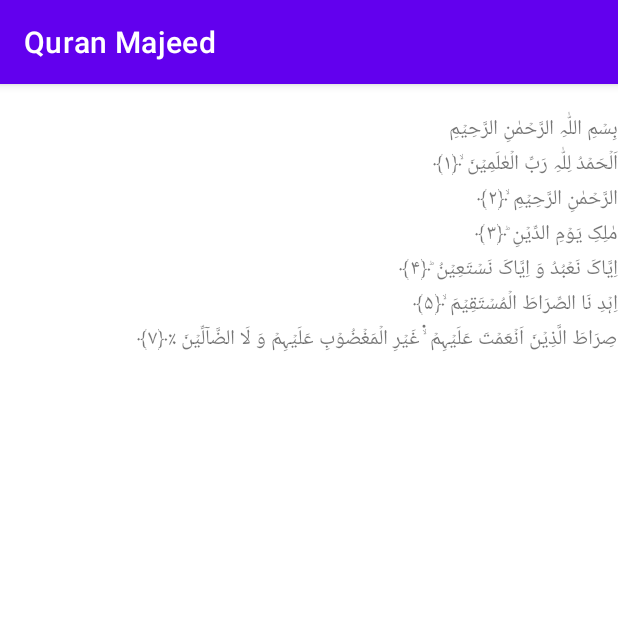
After one commit to Wajeeha-Fatima/Quran-Majeed, an Android app: the MainActivity4 screen opened directly, with no data from a screen before it, on a phone screen of 412 x 824 dp, the top half of it. The commit adds this screen. Run offline under Robolectric (Android 15) with nearby library versions, the phone set to English and light mode, and no system bars.

Commit message:
added ayat

```diff
--- /dev/null
+++ b/app/src/main/java/com/example/quranmajeed/MainActivity4.java
@@ -0,0 +1,36 @@
+package com.example.quranmajeed;
+
+import androidx.appcompat.app.AppCompatActivity;
+
+import android.os.Bundle;
+import android.widget.LinearLayout;
+import android.widget.TextView;
+
+public class MainActivity4 extends AppCompatActivity {
+
+    public String[] QuranArabicText = {
+            "بِسۡمِ اللّٰہِ الرَّحۡمٰنِ الرَّحِیۡمِ",
+            "اَلۡحَمۡدُ لِلّٰہِ رَبِّ الۡعٰلَمِیۡنَ ۙ﴿۱﴾",
+            "الرَّحۡمٰنِ الرَّحِیۡمِ ۙ﴿۲﴾",
+            "مٰلِکِ یَوۡمِ الدِّیۡنِ ؕ﴿۳﴾",
+            "اِیَّاکَ نَعۡبُدُ وَ اِیَّاکَ نَسۡتَعِیۡنُ ؕ﴿۴﴾",
+            "اِہۡدِ نَا الصِّرَاطَ الۡمُسۡتَقِیۡمَ ۙ﴿۵﴾",
+            "صِرَاطَ الَّذِیۡنَ اَنۡعَمۡتَ عَلَیۡہِمۡ ۙ۬ غَیۡرِ الۡمَغۡضُوۡبِ عَلَیۡہِمۡ وَ لَا الضَّآلِّیۡنَ ٪﴿۷﴾",
+    };
+
+    @Override
+    protected void onCreate(Bundle savedInstanceState) {
+        super.onCreate(savedInstanceState);
+        setContentView(R.layout.activity_main4);
+
+        LinearLayout linearLayout = new LinearLayout(this);
+        setContentView(linearLayout);
+        linearLayout.setOrientation(LinearLayout.VERTICAL);
+        TextView textView = new TextView(this);
+        for( int i = 0; i < QuranArabicText.length; i++ )
+        {
+            textView.append("\n"+String.valueOf(QuranArabicText[i]));
+        }
+        linearLayout.addView(textView);
+    }
+}
```
Also changed, not shown: app/src/main/AndroidManifest.xml (+7 -0 lines), app/src/main/java/com/example/quranmajeed/MainActivity3.java (+39 -6 lines), app/src/main/res/layout/activity_main.xml (+2 -2 lines), app/src/main/res/layout/activity_main3.xml (+2 -27 lines), app/src/main/res/layout/activity_main4.xml (added, +9 -0 lines).
